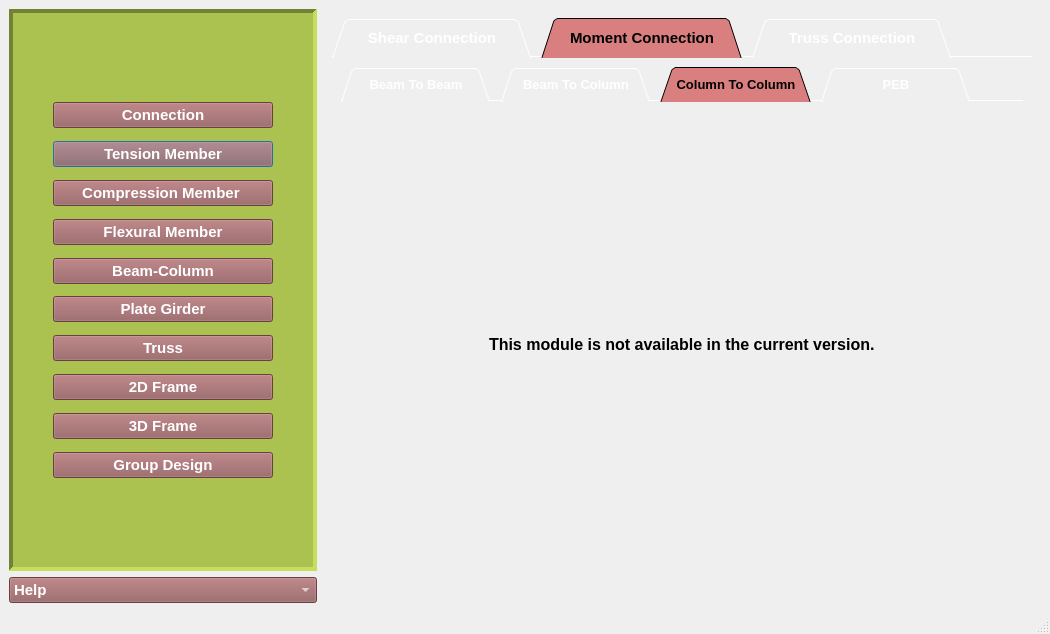
First picture: the form in OsdagMainPage.ui, repository umair342/Osdag3, before the edit.
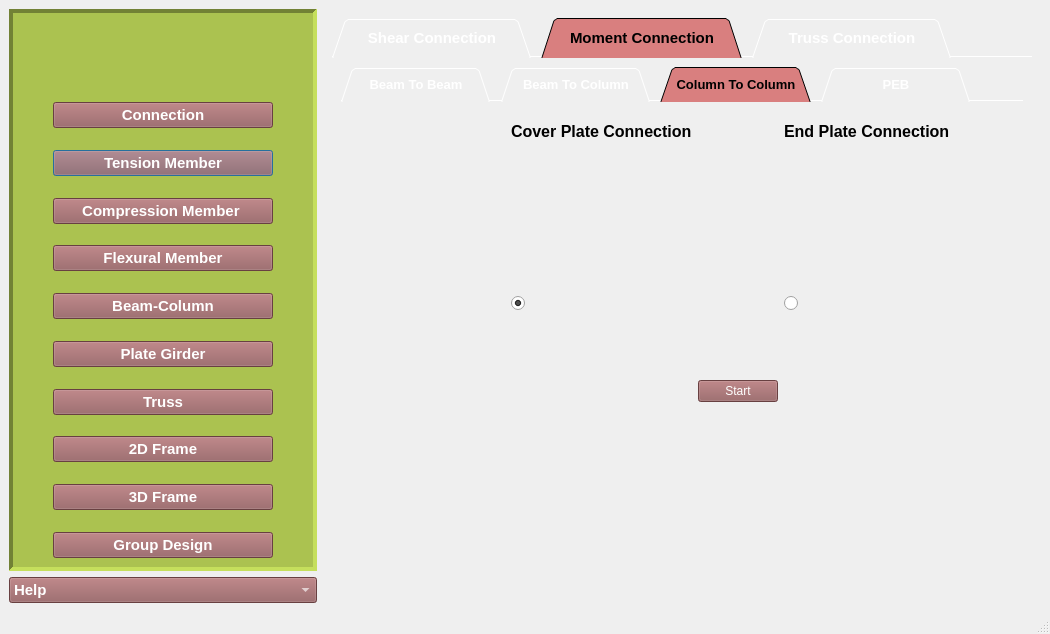
Second picture: the form after the edit. The open tabs and pages were chosen to show the change. Icons and pictures are not drawn.

Diff of the .ui file:
```diff
--- a/OsdagMainPage.ui
+++ b/OsdagMainPage.ui
@@ -823,7 +823,7 @@
             <string>This connection is under development</string>
            </attribute>
            <layout class="QGridLayout" name="gridLayout_7">
-            <item row="0" column="1">
+            <item row="0" column="0">
              <widget class="QTabWidget" name="mytabWidget_2">
               <property name="sizePolicy">
                <sizepolicy hsizetype="Preferred" vsizetype="Preferred">
@@ -1345,75 +1345,162 @@
                <attribute name="title">
                 <string>Column To Column</string>
                </attribute>
-               <layout class="QGridLayout" name="gridLayout_12">
-                <item row="1" column="0">
-                 <spacer name="horizontalSpacer_27">
-                  <property name="orientation">
-                   <enum>Qt::Horizontal</enum>
-                  </property>
-                  <property name="sizeHint" stdset="0">
-                   <size>
-                    <width>40</width>
-                    <height>20</height>
-                   </size>
-                  </property>
-                 </spacer>
-                </item>
-                <item row="1" column="1">
-                 <widget class="QLabel" name="label_13">
-                  <property name="font">
-                   <font>
-                    <family>Arial</family>
-                    <pointsize>12</pointsize>
-                    <weight>75</weight>
-                    <bold>true</bold>
-                   </font>
-                  </property>
-                  <property name="text">
-                   <string>This module is not available in the current version.</string>
-                  </property>
-                 </widget>
-                </item>
-                <item row="1" column="2">
-                 <spacer name="horizontalSpacer_28">
-                  <property name="orientation">
-                   <enum>Qt::Horizontal</enum>
-                  </property>
-                  <property name="sizeHint" stdset="0">
-                   <size>
-                    <width>40</width>
-                    <height>20</height>
-                   </size>
-                  </property>
-                 </spacer>
-                </item>
-                <item row="2" column="1">
-                 <spacer name="verticalSpacer_27">
-                  <property name="orientation">
-                   <enum>Qt::Vertical</enum>
-                  </property>
-                  <property name="sizeHint" stdset="0">
-                   <size>
-                    <width>20</width>
-                    <height>40</height>
-                   </size>
-                  </property>
-                 </spacer>
-                </item>
-                <item row="0" column="1">
-                 <spacer name="verticalSpacer_16">
-                  <property name="orientation">
-                   <enum>Qt::Vertical</enum>
-                  </property>
-                  <property name="sizeHint" stdset="0">
-                   <size>
-                    <width>20</width>
-                    <height>40</height>
-                   </size>
-                  </property>
-                 </spacer>
-                </item>
-               </layout>
+               <widget class="QWidget" name="gridLayoutWidget">
+                <property name="geometry">
+                 <rect>
+                  <x>29</x>
+                  <y>20</y>
+                  <width>736</width>
+                  <height>343</height>
+                 </rect>
+                </property>
+                <layout class="QGridLayout" name="gridLayout_6">
+                 <item row="2" column="6">
+                  <widget class="QLabel" name="label_13">
+                   <property name="font">
+                    <font>
+                     <family>Arial</family>
+                     <pointsize>12</pointsize>
+                     <weight>75</weight>
+                     <bold>true</bold>
+                    </font>
+                   </property>
+                   <property name="text">
+                    <string/>
+                   </property>
+                  </widget>
+                 </item>
+                 <item row="4" column="1">
+                  <spacer name="verticalSpacer_12">
+                   <property name="orientation">
+                    <enum>Qt::Vertical</enum>
+                   </property>
+                   <property name="sizeHint" stdset="0">
+                    <size>
+                     <width>20</width>
+                     <height>40</height>
+                    </size>
+                   </property>
+                  </spacer>
+                 </item>
+                 <item row="2" column="0">
+                  <spacer name="horizontalSpacer_27">
+                   <property name="orientation">
+                    <enum>Qt::Horizontal</enum>
+                   </property>
+                   <property name="sizeHint" stdset="0">
+                    <size>
+                     <width>40</width>
+                     <height>20</height>
+                    </size>
+                   </property>
+                  </spacer>
+                 </item>
+                 <item row="6" column="1">
+                  <spacer name="verticalSpacer_7">
+                   <property name="orientation">
+                    <enum>Qt::Vertical</enum>
+                   </property>
+                   <property name="sizeHint" stdset="0">
+                    <size>
+                     <width>20</width>
+                     <height>40</height>
+                    </size>
+                   </property>
+                  </spacer>
+                 </item>
+                 <item row="2" column="2">
+                  <layout class="QHBoxLayout" name="horizontalLayout_6"/>
+                 </item>
+                 <item row="5" column="1">
+                  <widget class="QRadioButton" name="rdbtn_coverplate">
+                   <property name="text">
+                    <string/>
+                   </property>
+                   <property name="icon">
+                    <iconset resource="ResourceFiles/osdagMainPageIcons.qrc">
+                     <normaloff>:/newPrefix/images/coverplate.png</normaloff>:/newPrefix/images/coverplate.png</iconset>
+                   </property>
+                   <property name="iconSize">
+                    <size>
+                     <width>275</width>
+                     <height>230</height>
+                    </size>
+                   </property>
+                   <property name="checked">
+                    <bool>true</bool>
+                   </property>
+                  </widget>
+                 </item>
+                 <item row="2" column="1">
+                  <widget class="QLabel" name="label_8">
+                   <property name="text">
+                    <string>&lt;html&gt;&lt;head/&gt;&lt;body&gt;&lt;p&gt;&lt;span style=&quot; font-size:12pt; font-weight:600;&quot;&gt;Cover Plate Connection&lt;/span&gt;&lt;/p&gt;&lt;/body&gt;&lt;/html&gt;</string>
+                   </property>
+                   <property name="textFormat">
+                    <enum>Qt::AutoText</enum>
+                   </property>
+                  </widget>
+                 </item>
+                 <item row="2" column="4">
+                  <widget class="QLabel" name="rdbtn_endplate_2">
+                   <property name="text">
+                    <string>&lt;html&gt;&lt;head/&gt;&lt;body&gt;&lt;p&gt;&lt;span style=&quot; font-size:12pt; font-weight:600;&quot;&gt;End Plate Connection&lt;/span&gt;&lt;/p&gt;&lt;/body&gt;&lt;/html&gt;</string>
+                   </property>
+                  </widget>
+                 </item>
+                 <item row="5" column="4">
+                  <widget class="QRadioButton" name="rdb_endplate">
+                   <property name="text">
+                    <string/>
+                   </property>
+                   <property name="icon">
+                    <iconset resource="ResourceFiles/osdagMainPageIcons.qrc">
+                     <normaloff>:/newPrefix/images/endplate.png</normaloff>:/newPrefix/images/endplate.png</iconset>
+                   </property>
+                   <property name="iconSize">
+                    <size>
+                     <width>283</width>
+                     <height>273</height>
+                    </size>
+                   </property>
+                  </widget>
+                 </item>
+                 <item row="6" column="2">
+                  <widget class="QPushButton" name="cc_Start">
+                   <property name="styleSheet">
+                    <string notr="true">QPushButton::hover
+{
+   background-color: #d97f7f;
+   color:#000000 ;
+}
+
+QPushButton
+{
+background-color: #925a5b;
+color:#ffffff;
+}</string>
+                   </property>
+                   <property name="text">
+                    <string>Start</string>
+                   </property>
+                  </widget>
+                 </item>
+                 <item row="2" column="5">
+                  <spacer name="horizontalSpacer_28">
+                   <property name="orientation">
+                    <enum>Qt::Horizontal</enum>
+                   </property>
+                   <property name="sizeHint" stdset="0">
+                    <size>
+                     <width>40</width>
+                     <height>20</height>
+                    </size>
+                   </property>
+                  </spacer>
+                 </item>
+                </layout>
+               </widget>
               </widget>
               <widget class="QWidget" name="tab_PEB">
                <attribute name="title">
@@ -2531,22 +2618,6 @@
          </property>
         </widget>
        </item>
-       <item row="20" column="0">
-        <spacer name="verticalSpacer_17">
-         <property name="orientation">
-          <enum>Qt::Vertical</enum>
-         </property>
-         <property name="sizeType">
-          <enum>QSizePolicy::Fixed</enum>
-         </property>
-         <property name="sizeHint" stdset="0">
-          <size>
-           <width>20</width>
-           <height>80</height>
-          </size>
-         </property>
-        </spacer>
-       </item>
        <item row="17" column="0">
         <widget class="QPushButton" name="btn_3dframe">
          <property name="enabled">
```
Left out of the diff: 632 changed lines with no effect on the pictures.
